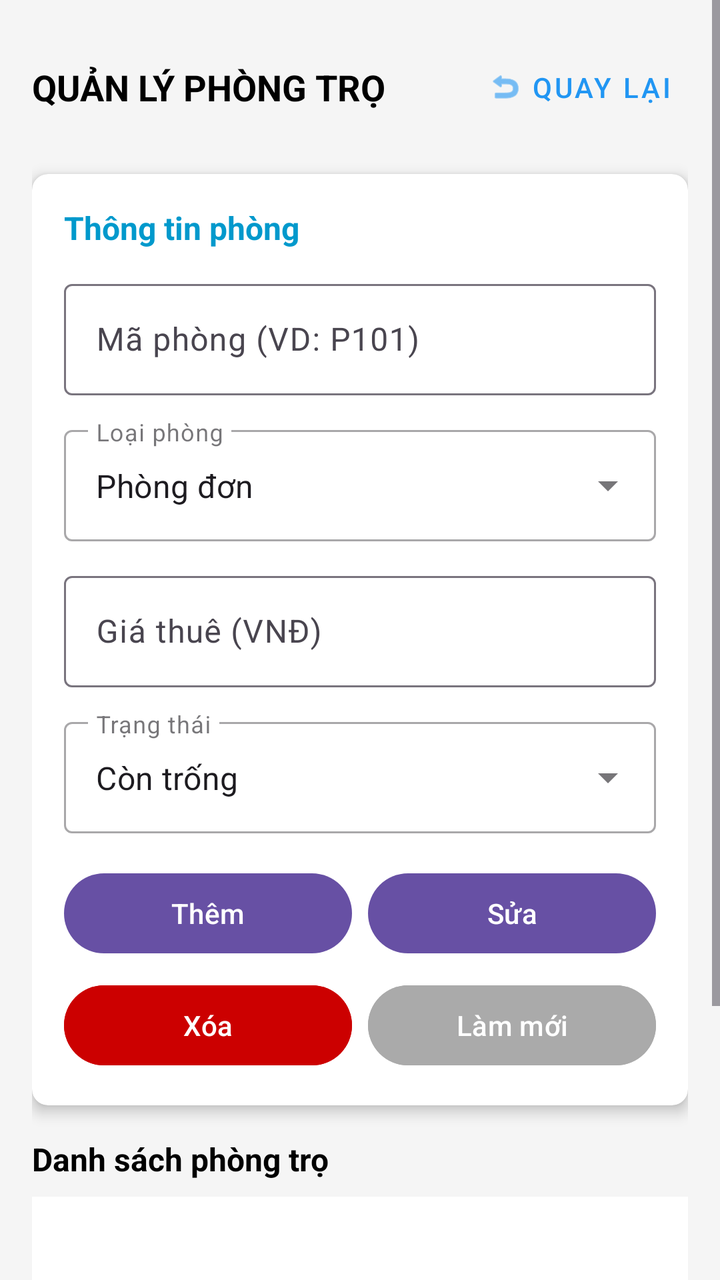
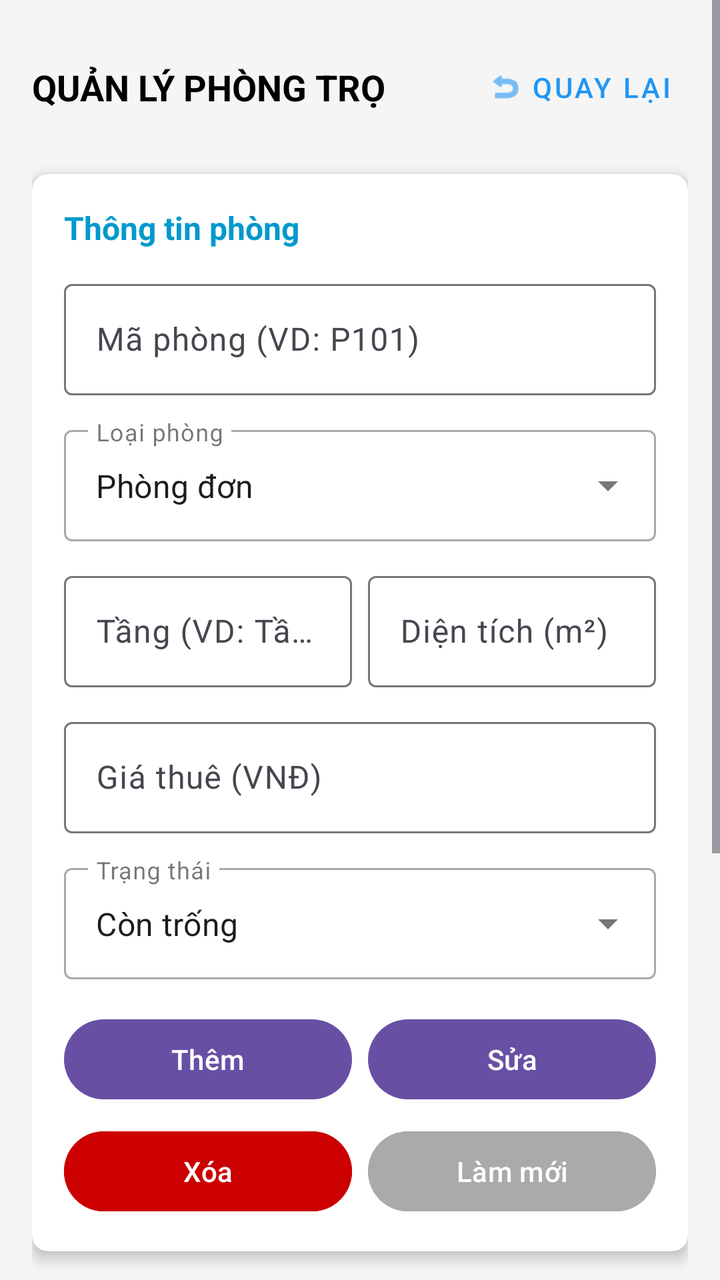

Two renders of the same Android screen: before a commit and after it. Below are the layout's source before the change and the commit's diff.
<!-- AndroidManifest.xml: application theme Theme.Detai1 -->
<!-- res/layout/giaodienphongtro.xml -->
<?xml version="1.0" encoding="utf-8"?>
<ScrollView xmlns:android="http://schemas.android.com/apk/res/android"
    xmlns:app="http://schemas.android.com/apk/res-auto"
    android:layout_width="match_parent"
    android:layout_height="match_parent"
    android:fillViewport="true"
    android:background="#F5F5F5">

    <LinearLayout
        android:layout_width="match_parent"
        android:layout_height="wrap_content"
        android:orientation="vertical"
        android:padding="16dp">

        
        <RelativeLayout
            android:layout_width="match_parent"
            android:layout_height="wrap_content"
            android:layout_marginBottom="16dp"
            android:paddingTop="4dp"
            android:paddingBottom="4dp">

            <TextView
                android:layout_width="wrap_content"
                android:layout_height="wrap_content"
                android:layout_centerVertical="true"
                android:layout_alignParentStart="true"
                android:text="QUẢN LÝ PHÒNG TRỌ"
                android:textSize="18sp"
                android:textStyle="bold"
                android:textColor="@android:color/black"/>

            <com.google.android.material.button.MaterialButton
                android:id="@+id/btnQuayLaiPhong"
                style="@style/Widget.MaterialComponents.Button.TextButton"
                android:layout_width="wrap_content"
                android:layout_height="wrap_content"
                android:layout_alignParentEnd="true"
                android:layout_centerVertical="true"
                android:text="Quay lại"
                android:textColor="#2196F3"
                android:textSize="14sp"
                app:icon="@android:drawable/ic_menu_revert"
                app:iconTint="#2196F3"
                android:minWidth="0dp"
                android:minHeight="0dp"
                android:padding="8dp"/>
        </RelativeLayout>

        
        <androidx.cardview.widget.CardView
            android:layout_width="match_parent"
            android:layout_height="wrap_content"
            app:cardCornerRadius="8dp"
            app:cardElevation="4dp"
            android:layout_marginBottom="16dp"
            app:cardBackgroundColor="@android:color/white">

            <LinearLayout
                android:layout_width="match_parent"
                android:layout_height="wrap_content"
                android:orientation="vertical"
                android:padding="16dp">

                <TextView
                    android:layout_width="wrap_content"
                    android:layout_height="wrap_content"
                    android:text="Thông tin phòng"
                    android:textSize="16sp"
                    android:textStyle="bold"
                    android:textColor="@android:color/holo_blue_dark"
                    android:layout_marginBottom="12dp"/>

                
                <com.google.android.material.textfield.TextInputLayout
                    android:layout_width="match_parent"
                    android:layout_height="wrap_content"
                    android:layout_marginBottom="12dp"
                    android:hint="Mã phòng (VD: P101)">

                    <com.google.android.material.textfield.TextInputEditText
                        android:id="@+id/edtMaPhong"
                        android:layout_width="match_parent"
                        android:layout_height="wrap_content"
                        android:inputType="text" />
                </com.google.android.material.textfield.TextInputLayout>

                
                <com.google.android.material.textfield.TextInputLayout
                    style="@style/Widget.MaterialComponents.TextInputLayout.OutlinedBox.ExposedDropdownMenu"
                    android:layout_width="match_parent"
                    android:layout_height="wrap_content"
                    android:layout_marginBottom="12dp"
                    android:hint="Loại phòng">

                    <AutoCompleteTextView
                        android:id="@+id/dropdownLoaiPhong"
                        android:layout_width="match_parent"
                        android:layout_height="wrap_content"
                        android:inputType="none"
                        android:text="Phòng đơn"/>
                </com.google.android.material.textfield.TextInputLayout>

                
                <com.google.android.material.textfield.TextInputLayout
                    android:layout_width="match_parent"
                    android:layout_height="wrap_content"
                    android:layout_marginBottom="12dp"
                    android:hint="Giá thuê (VNĐ)">

                    <com.google.android.material.textfield.TextInputEditText
                        android:id="@+id/edtGiaThue"
                        android:layout_width="match_parent"
                        android:layout_height="wrap_content"
                        android:inputType="number" />
                </com.google.android.material.textfield.TextInputLayout>

                
                <com.google.android.material.textfield.TextInputLayout
                    style="@style/Widget.MaterialComponents.TextInputLayout.OutlinedBox.ExposedDropdownMenu"
                    android:layout_width="match_parent"
                    android:layout_height="wrap_content"
                    android:layout_marginBottom="16dp"
                    android:hint="Trạng thái">

                    <AutoCompleteTextView
                        android:id="@+id/dropdownTrangThai"
                        android:layout_width="match_parent"
                        android:layout_height="wrap_content"
                        android:inputType="none"
                        android:text="Còn trống"/>
                </com.google.android.material.textfield.TextInputLayout>

                
                <LinearLayout
                    android:layout_width="match_parent"
                    android:layout_height="wrap_content"
                    android:orientation="horizontal"
                    android:weightSum="2"
                    android:layout_marginBottom="8dp">

                    <Button
                        android:id="@+id/btnThemPhong"
                        android:layout_width="0dp"
                        android:layout_height="wrap_content"
                        android:layout_weight="1"
                        android:text="Thêm"
                        android:layout_marginEnd="4dp"/>

                    <Button
                        android:id="@+id/btnSuaPhong"
                        android:layout_width="0dp"
                        android:layout_height="wrap_content"
                        android:layout_weight="1"
                        android:text="Sửa"
                        android:layout_marginStart="4dp"/>
                </LinearLayout>

                <LinearLayout
                    android:layout_width="match_parent"
                    android:layout_height="wrap_content"
                    android:orientation="horizontal"
                    android:weightSum="2">

                    <Button
                        android:id="@+id/btnXoaPhong"
                        android:layout_width="0dp"
                        android:layout_height="wrap_content"
                        android:layout_weight="1"
                        android:text="Xóa"
                        android:backgroundTint="@android:color/holo_red_dark"
                        android:layout_marginEnd="4dp"/>

                    <Button
                        android:id="@+id/btnLamMoiPhong"
                        android:layout_width="0dp"
                        android:layout_height="wrap_content"
                        android:layout_weight="1"
                        android:text="Làm mới"
                        android:backgroundTint="@android:color/darker_gray"
                        android:layout_marginStart="4dp"/>
                </LinearLayout>

            </LinearLayout>
        </androidx.cardview.widget.CardView>

        
        <TextView
            android:layout_width="match_parent"
            android:layout_height="wrap_content"
            android:text="Danh sách phòng trọ"
            android:textSize="16sp"
            android:textStyle="bold"
            android:textColor="@android:color/black"
            android:layout_marginBottom="8dp"/>

        
        <androidx.recyclerview.widget.RecyclerView
            android:id="@+id/recyclerDanhSachPhong"
            android:layout_width="match_parent"
            android:layout_height="200dp"
            android:background="@android:color/white"
            android:padding="8dp"/>

    </LinearLayout>
</ScrollView>
<!-- resources referenced by this layout -->
<resources>
  <style name="Theme.Detai1" parent="Base.Theme.Detai1" />
  <style name="Base.Theme.Detai1" parent="Theme.Material3.DayNight.NoActionBar">
          
          
      </style>
</resources>

<!-- the commit's change to res/layout/giaodienphongtro.xml (unified diff, before → after) -->
@@ -102,6 +102,43 @@
                 </com.google.android.material.textfield.TextInputLayout>
 
                 
+                <LinearLayout
+                    android:layout_width="match_parent"
+                    android:layout_height="wrap_content"
+                    android:orientation="horizontal"
+                    android:weightSum="2"
+                    android:layout_marginBottom="12dp">
+
+                    <com.google.android.material.textfield.TextInputLayout
+                        android:layout_width="0dp"
+                        android:layout_height="wrap_content"
+                        android:layout_weight="1"
+                        android:layout_marginEnd="4dp"
+                        android:hint="Tầng (VD: Tầng 1)">
+
+                        <com.google.android.material.textfield.TextInputEditText
+                            android:id="@+id/edtTang"
+                            android:layout_width="match_parent"
+                            android:layout_height="wrap_content"
+                            android:inputType="text" />
+                    </com.google.android.material.textfield.TextInputLayout>
+
+                    <com.google.android.material.textfield.TextInputLayout
+                        android:layout_width="0dp"
+                        android:layout_height="wrap_content"
+                        android:layout_weight="1"
+                        android:layout_marginStart="4dp"
+                        android:hint="Diện tích (m²)">
+
+                        <com.google.android.material.textfield.TextInputEditText
+                            android:id="@+id/edtDienTich"
+                            android:layout_width="match_parent"
+                            android:layout_height="wrap_content"
+                            android:inputType="numberDecimal" />
+                    </com.google.android.material.textfield.TextInputLayout>
+                </LinearLayout>
+
+                
                 <com.google.android.material.textfield.TextInputLayout
                     android:layout_width="match_parent"
                     android:layout_height="wrap_content"
@@ -183,6 +220,21 @@
 
             </LinearLayout>
         </androidx.cardview.widget.CardView>
+
+        
+        <com.google.android.material.textfield.TextInputLayout
+            android:layout_width="match_parent"
+            android:layout_height="wrap_content"
+            android:layout_marginBottom="12dp"
+            app:startIconDrawable="@android:drawable/ic_menu_search"
+            android:hint="Tìm kiếm theo mã hoặc tên phòng...">
+
+            <com.google.android.material.textfield.TextInputEditText
+                android:id="@+id/edtTimKiemPhong"
+                android:layout_width="match_parent"
+                android:layout_height="wrap_content"
+                android:inputType="text" />
+        </com.google.android.material.textfield.TextInputLayout>
 
         
         <TextView
